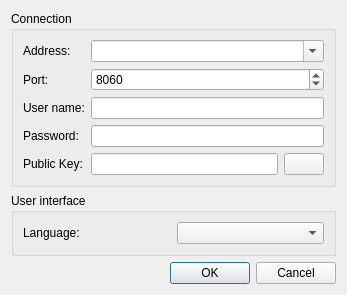
Above: source/router/manager/router_dialog.ui from dchapyshev/aspia before the change. Below: the same form after it.
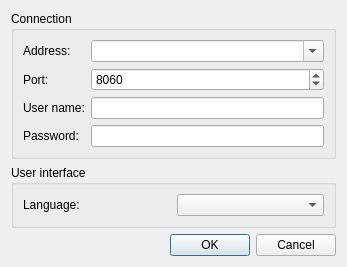
That is the form after the change. Icons and pictures are not drawn.

Commit message: Authentication only by SRP (without public key).

Patch:
```diff
--- a/source/router/manager/router_dialog.ui
+++ b/source/router/manager/router_dialog.ui
@@ -7,7 +7,7 @@
     <x>0</x>
     <y>0</y>
     <width>347</width>
-    <height>269</height>
+    <height>237</height>
    </rect>
   </property>
   <property name="windowTitle">
@@ -81,38 +81,6 @@
         </property>
        </widget>
       </item>
-      <item row="4" column="0">
-       <widget class="QLabel" name="label_public_key">
-        <property name="text">
-         <string>Public Key:</string>
-        </property>
-       </widget>
-      </item>
-      <item row="4" column="1">
-       <layout class="QHBoxLayout" name="horizontalLayout_2">
-        <item>
-         <widget class="QLineEdit" name="edit_public_key">
-          <property name="sizePolicy">
-           <sizepolicy hsizetype="Expanding" vsizetype="Fixed">
-            <horstretch>0</horstretch>
-            <verstretch>0</verstretch>
-           </sizepolicy>
-          </property>
-         </widget>
-        </item>
-        <item>
-         <widget class="QPushButton" name="button_public_key">
-          <property name="text">
-           <string/>
-          </property>
-          <property name="icon">
-           <iconset resource="resources/router_manager.qrc">
-            <normaloff>:/img/folder-open-document-text.png</normaloff>:/img/folder-open-document-text.png</iconset>
-          </property>
-         </widget>
-        </item>
-       </layout>
-      </item>
      </layout>
     </widget>
    </item>
```
The commit also changes 10 other files.
